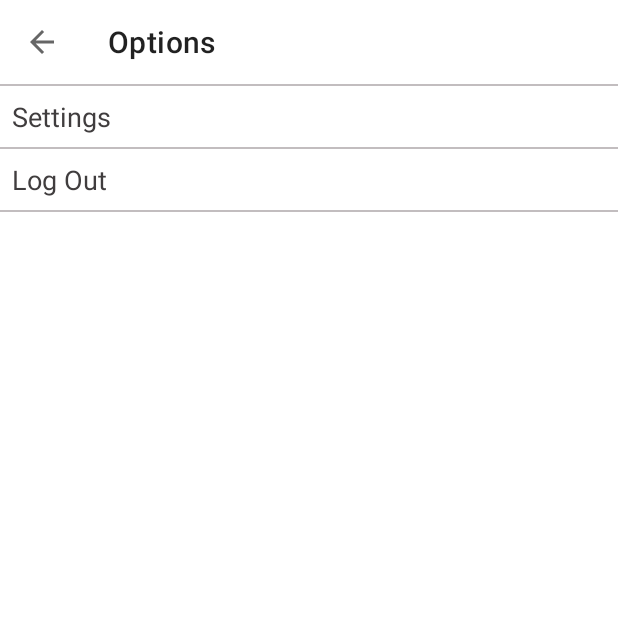
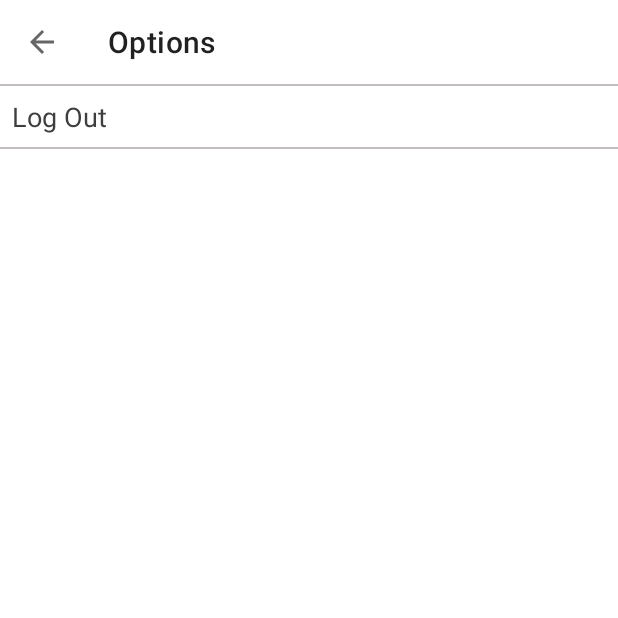
Before and after one commit to violetddd/Group27_Indigo, an Android app: the OptionsActivity screen opened directly, with no data from a screen before it, on a phone screen of 412 x 824 dp, the top half of it. Run offline under Robolectric (Android 15) with nearby library versions, the phone set to English and light mode, and no system bars; our stand-ins replace Firebase (no records; nobody signed in at launch, a user with empty details on screens opened directly).

Commit message:
toast & register layout fixed & settings in option menue removed

```diff
--- a/app/src/main/java/com/example/ins/OptionsActivity.java
+++ b/app/src/main/java/com/example/ins/OptionsActivity.java
@@ -20,7 +20,7 @@ public class OptionsActivity extends AppCompatActivity {
         setContentView(R.layout.activity_options);
 
         logout = findViewById(R.id.logout);
-        settings = findViewById(R.id.settings);
+        //settings = findViewById(R.id.settings);
 
         Toolbar toolbar = findViewById(R.id.toolbar);
         setSupportActionBar(toolbar);
--- a/app/src/main/res/layout/activity_options.xml
+++ b/app/src/main/res/layout/activity_options.xml
@@ -14,19 +14,7 @@
         android:id="@+id/toolbar"
         android:background="?android:attr/windowBackground"/>
 
-    <View
-        android:layout_width="match_parent"
-        android:layout_height="1dp"
-        android:background="@color/colorAccent"/>
 
-    <TextView
-        android:layout_width="match_parent"
-        android:layout_height="wrap_content"
-        android:id="@+id/settings"
-        android:text="Settings"
-        android:textColor="@color/colorPrimaryDark"
-        android:layout_margin="8dp"
-        android:textSize="18sp"/>
 
     <View
         android:layout_width="match_parent"
--- a/app/src/main/res/layout/activity_register.xml
+++ b/app/src/main/res/layout/activity_register.xml
@@ -77,7 +77,7 @@
     <TextView
         android:id="@+id/if_success"
         android:layout_width="match_parent"
-        android:layout_height="wrap_content"
-        android:text="TextView" />
+        android:layout_height="wrap_content" />
+
 
 </LinearLayout>
```
Also changed, not shown: app/src/main/java/com/example/ins/Adapter/MyFotoAdapter.java (+16 -16 lines), app/src/main/java/com/example/ins/Adapter/PostAdapter.java (+19 -17 lines), app/src/main/java/com/example/ins/RegisterActivity.java (+14 -12 lines). Lines whose indentation alone changed are shown as unchanged.
